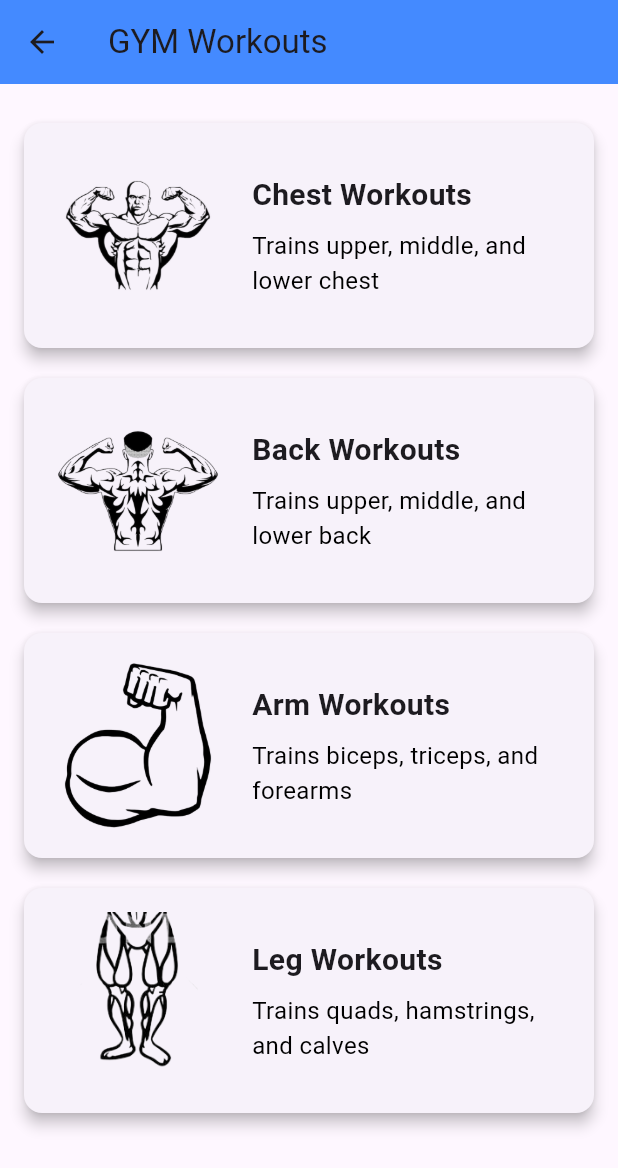
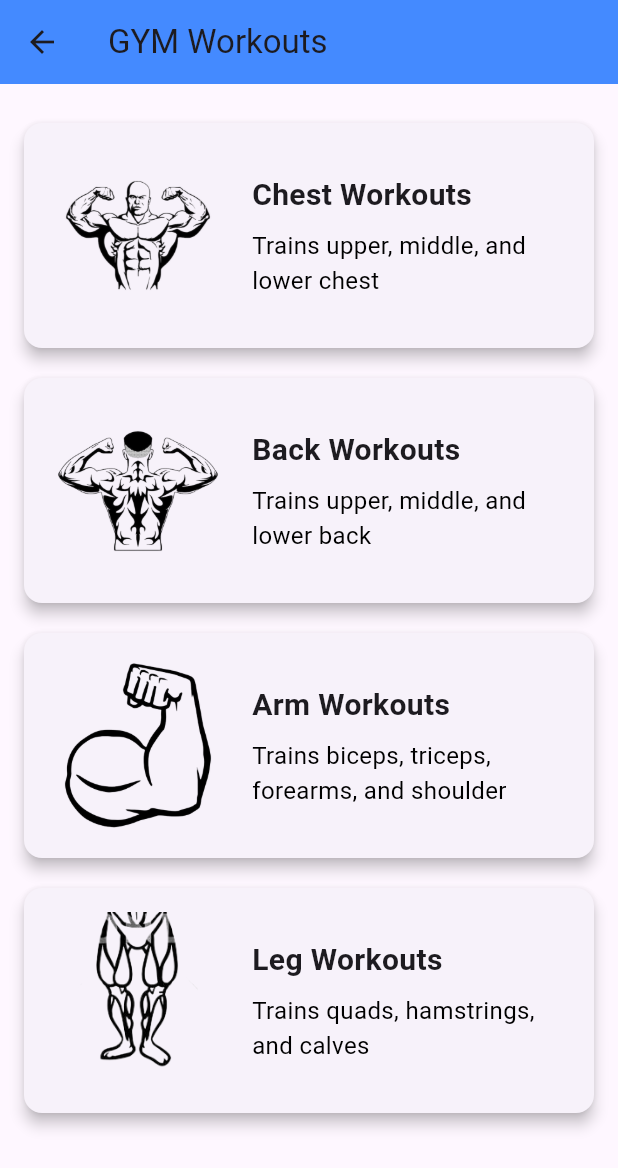
Before and after one commit to FelixJon17/UTS_MOBILEPROGRAMMING_KELOMPOK8, a Flutter app: the GymWorkoutsScreen screen opened directly, on a phone screen of 412 x 824 dp. Shown: the top 1168 px of the screen. Run offline on Flutter 3.47's test engine with Material 3 defaults, Android fonts, the phone set to English and light mode, and no system bars; our stand-ins replace cloud_firestore, firebase_auth, firebase_core, flutter_map, latlong2; accounts and stored records are empty.

Commit message:
add desc

```diff
--- a/lib/screen/2.gym_workouts.dart
+++ b/lib/screen/2.gym_workouts.dart
@@ -74,7 +74,7 @@ class GymWorkoutsScreenState extends State<GymWorkoutsScreen> {
                 height: 100,
               ),
               title: 'Arm Workouts',
-              description: 'Trains biceps, triceps, and forearms',
+              description: 'Trains biceps, triceps, forearms, and shoulder',
               onTap: () {
                 _onWorkoutSelected('Arms');
                 Navigator.push(
```
